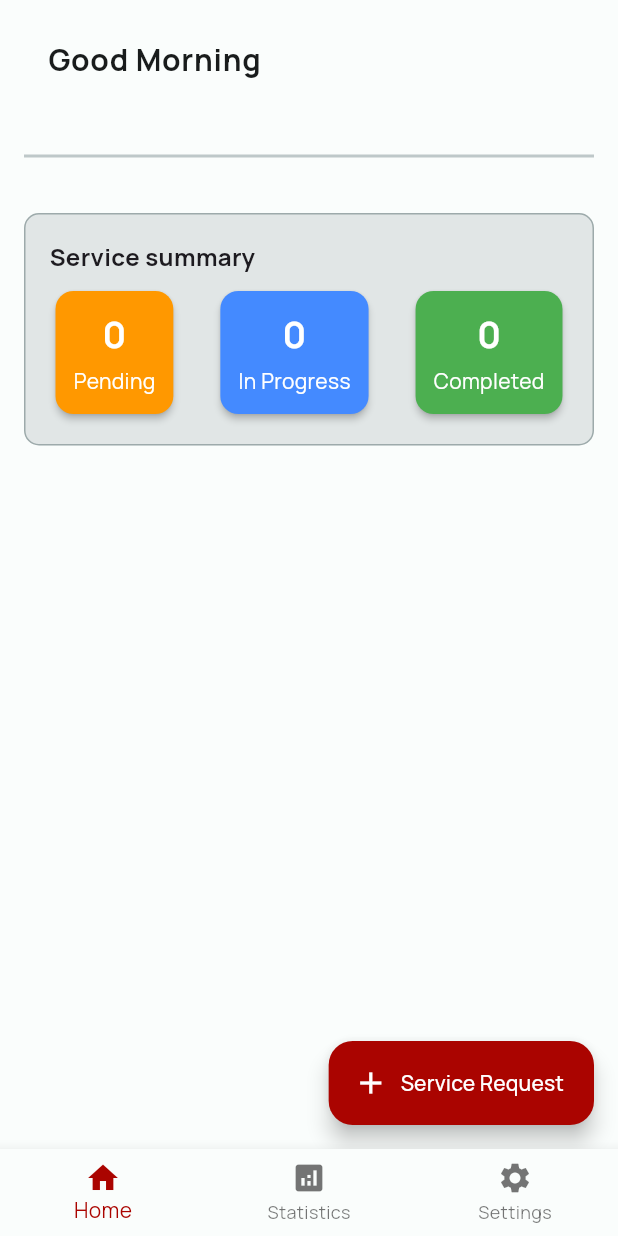
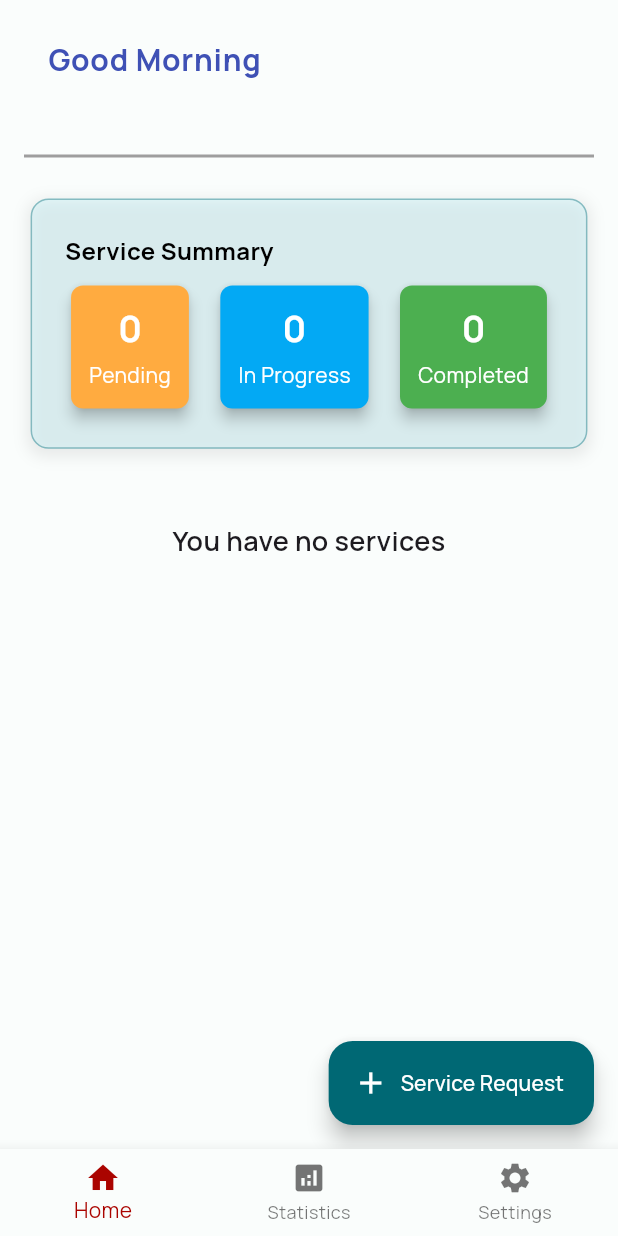
Before and after one commit to Jules369-ZM/field_master, a Flutter app: the screen it shows once a user with an empty profile is signed in, on a phone screen of 412 x 824 dp. Run offline on Flutter 3.47's test engine with Material 3 defaults, Android fonts, the phone set to English and light mode, and no system bars; our stand-ins replace bloc, cloud_firestore, dio, equatable, firebase_auth, firebase_core and 12 more; missing offline and left inert: firebase_app_check, googleapis, phoenix_socket, sqflite_migration; accounts and stored records are empty; generated files the repository leaves out were written again; statements that could not run were skipped.

Commit message:
update 2

```diff
--- a/lib/home/widgets/home_body.dart
+++ b/lib/home/widgets/home_body.dart
@@ -1,4 +1,4 @@
-import 'package:flutter/material.dart';
+import 'package:auth_repo/src/models/user.dart';
 import 'package:field_master/auth/bloc/auth_bloc.dart';
 import 'package:field_master/home/cubit/cubit.dart';
 import 'package:field_master/sevice_request/sevice_request.dart';
@@ -6,15 +6,10 @@ import 'package:field_master/sevice_request/view/sevice_request_history.dart';
 import 'package:field_master/utils/utils.dart';
 import 'package:field_master/widgets/app_container.dart';
 import 'package:field_master/widgets/widgets.dart';
+import 'package:flutter/material.dart';
 import 'package:net_source/net_source.dart';
 
-/// {@template home_body}
-/// Body of the HomePage.
-///
-/// Add what it does
-/// {@endtemplate}
 class HomeBody extends StatefulWidget {
-  /// {@macro home_body}
   const HomeBody({super.key});
 
   @override
@@ -25,34 +20,21 @@ class _HomeBodyState extends State<HomeBody> {
   @override
   void initState() {
     super.initState();
-    // context.read<HomeCubit>().getExpenses();
   }
 
-// Function to filter service requests based on createdAt and status
   Map<String, dynamic>? filterServiceRequests(
     List<Map<String, dynamic>> requests,
   ) {
-    // Get the current date and time
     final now = DateTime.now();
-
-    // Filter requests created today or later with status 'Pending'
     final filteredRequests = requests.where((request) {
-      // Parse createdAt to DateTime
       final createdAtStr = request['createdAt'] as String?;
       final createdAt =
           createdAtStr != null ? DateTime.tryParse(createdAtStr) : null;
-
-      // Check conditions: createdAt is today or later and status is 'Pending'
       return createdAt != null &&
-          createdAt.isAfter(
-            now.subtract(
-              const Duration(days: 1),
-            ),
-          ) && // this includes today and future requests
+          createdAt.isAfter(now.subtract(const Duration(days: 1))) &&
           request['status'] == 'Pending';
     }).toList();
 
-    // Return the first matching request or null if none found
     return filteredRequests.isNotEmpty
         ? filteredRequests.reduce((a, b) {
             final aAt = DateTime.tryParse(a['createdAt'] as String) ?? now;
@@ -78,9 +60,7 @@ class _HomeBodyState extends State<HomeBody> {
       serviceRequests = data['serviceRequest'] as List<Map<String, dynamic>>;
     }
     if (serviceRequests.isNotEmpty) {
-// Usage
       upcomingService = filterServiceRequests(serviceRequests);
-      // log(upcomingService.toString();
     }
     return Scaffold(
       floatingActionButton: FloatingActionButton.extended(
@@ -93,7 +73,7 @@ class _HomeBodyState extends State<HomeBody> {
           Navigator.push(context, SeviceRequestPage.route(null));
         },
         splashColor: Theme.of(context_).splashColor,
-        backgroundColor: Theme.of(context_).colorScheme.primary,
+        backgroundColor: Theme.of(context_).colorScheme.secondary,
       ),
       body: BlocBuilder<HomeCubit, HomeState>(
         builder: (context, state) {
@@ -105,35 +85,18 @@ class _HomeBodyState extends State<HomeBody> {
             child: Column(
               crossAxisAlignment: CrossAxisAlignment.start,
               children: [
-                ListTile(
-                  dense: true,
-                  title: Text(
-                    getGreeting(),
-                    style: const TextStyle(
-                      fontWeight: FontWeight.bold,
-                      fontSize: 20,
-                    ),
-                  ),
-                  subtitle: Text(
-                    user.displayName.isEmpty ? user.email : 'Uknown',
-                    style: const TextStyle(
-                      fontWeight: FontWeight.w600,
-                      fontSize: 24,
-                    ),
-                  ),
-                ),
-
-                const Divider(thickness: 2),
-
+                _header(user),
+                const Divider(thickness: 2, color: Colors.grey),
                 AppContainer(
                   child: Column(
                     crossAxisAlignment: CrossAxisAlignment.start,
                     children: [
                       const Text(
-                        'Service summary',
+                        'Service Summary',
                         style: TextStyle(
                           fontSize: 16,
                           fontWeight: FontWeight.bold,
+                          color: Colors.black,
                         ),
                       ),
                       const SizedBox(height: 8),
@@ -143,12 +106,12 @@ class _HomeBodyState extends State<HomeBody> {
                           _buildSummaryCard(
                             'Pending',
                             count['Pending'].toString(),
-                            Colors.orange,
+                            Colors.orangeAccent,
                           ),
                           _buildSummaryCard(
                             'In Progress',
                             count['InProgress'].toString(),
-                            Colors.blueAccent,
+                            Colors.lightBlue,
                           ),
                           _buildSummaryCard(
                             'Completed',
@@ -167,10 +130,11 @@ class _HomeBodyState extends State<HomeBody> {
                       crossAxisAlignment: CrossAxisAlignment.stretch,
                       children: [
                         const Text(
-                          'Next service location',
+                          'Next Service Location',
                           style: TextStyle(
                             fontSize: 16,
                             fontWeight: FontWeight.bold,
+                            color: Colors.black,
                           ),
                         ),
                         const SizedBox(height: 8),
@@ -181,19 +145,16 @@ class _HomeBodyState extends State<HomeBody> {
                             Icons.location_on,
                             color: Colors.blueAccent,
                           ),
-                          title: Text(upcomingService['clientName'] as String),
-                          subtitle: Column(
-                            children: [
-                              Row(
-                                children: [
-                                  // const Text('Address:'),
-                                  // const Spacer(),
-                                  Text(
-                                    upcomingService['address'] as String? ?? '',
-                                  ),
-                                ],
-                              ),
-                            ],
+                          title: Text(
+                            upcomingService['clientName'] as String,
+                            style: const TextStyle(
+                              fontWeight: FontWeight.bold,
+                              color: Colors.black,
+                            ),
+                          ),
+                          subtitle: Text(
+                            upcomingService['address'] as String? ?? '',
+                            style: const TextStyle(color: Colors.black),
                           ),
                           trailing: const Icon(Icons.arrow_forward_ios),
                           onTap: () {
@@ -207,12 +168,16 @@ class _HomeBodyState extends State<HomeBody> {
                     ),
                   ),
                 const SizedBox(height: 20),
-
-                // Service Request List
+                if (serviceRequests.isEmpty)
+                  const MessageScreen(
+                    message: 'You have no services',
+                    // textStyle: TextStyle(color: Colors.redAccent),
+                  ),
                 Expanded(
                   child: ListView.builder(
-                    itemCount:
-                        serviceRequests.length, // Dynamic service request count
+                    shrinkWrap: true,
+                    physics:  const NeverScrollableScrollPhysics(),
+                    itemCount: serviceRequests.length,
                     itemBuilder: (context, i) {
                       final req = serviceRequests[i];
                       return _buildServiceCard(context, i, req);
@@ -222,49 +187,31 @@ class _HomeBodyState extends State<HomeBody> {
               ],
             ),
           );
-          // final expenses = state.expenses;
-          // if (expenses.isEmpty) {
-          //   return const MessageScreen(message: 'You have no Expenses');
-          // }
-          // print(expenses);
-          // return Padding(
-          //   padding: const EdgeInsets.only(top: 24, left: 12, right: 12),
-          //   child: ListView.separated(
-          //     // key: UniqueKey(),
-          //     shrinkWrap: true,
-          //     itemCount: expenses.length,
-          //     separatorBuilder: (BuildContext context, int index) {
-          //       return const Divider(height: 8);
-          //     },
-          //     itemBuilder: (BuildContext context, int index) {
-          //       final exp = expenses[index];
-          //       final img = exp.image;
-          //       return Dismissible(
-          //         key: Key(exp.id.toString()),
-          //         onDismissed: (item) {
-          //           context.read<HomeCubit>().deleteExpense(exp.id.toString());
-          //         },
-          //         child: ListTile(
-          //           // dense: true,
-          //           contentPadding: EdgeInsets.zero,
-          //           leading: CircleAvatar(
-          //             backgroundImage:
-          //                 img.isEmpty ? null : MemoryImage(base64.decode(img)),
-          //             foregroundImage: img.isNotEmpty
-          //                 ? null
-          //                 : const AssetImage('assets/wallet.png'),
-          //           ),
-          //           title: Text(exp.category),
-          //           subtitle: Text(exp.date),
-          //           trailing: Text(formatMoney(double.parse(exp.amount))),
-          //         ),
-          //       );
-          //     },
-          //   ),
-          // );
         },
       ),
     );
+  }
+
+  ListTile _header(User user) {
+    return ListTile(
+                dense: true,
+                title: Text(
+                  getGreeting(),
+                  style: const TextStyle(
+                    fontWeight: FontWeight.bold,
+                    fontSize: 20,
+                    color: Colors.indigo,
+                  ),
+                ),
+                subtitle: Text(
+                  user.displayName.isEmpty ? user.email : 'Unknown',
+                  style: const TextStyle(
+                    fontWeight: FontWeight.w600,
+                    fontSize: 24,
+                    color: Colors.indigoAccent,
+                  ),
+                ),
+              );
   }
 
   Widget _buildSummaryCard(String title, String count, Color color) {
@@ -273,17 +220,17 @@ class _HomeBodyState extends State<HomeBody> {
       status = 'In Progress';
     } else if (title == 'Completed') {
       status = 'Complete';
-    } else {
-      status = 'Pending';
     }
-
     return GestureDetector(
       onTap: () {
         Navigator.push(context, SeviceRequestHistoryPage.route(status));
       },
       child: Card(
         color: color,
-        elevation: 2,
+        elevation: 4,
+        shape: RoundedRectangleBorder(
+          borderRadius: BorderRadius.circular(8),
+        ),
         child: Padding(
           padding: const EdgeInsets.all(12),
           child: Column(
@@ -314,38 +261,40 @@ class _HomeBodyState extends State<HomeBody> {
     JsonMap serviceRequest,
   ) {
     return Dismissible(
-      key: Key(
-        serviceRequest['uuid'].toString(),
-      ), // Ensure each item has a unique key
-      direction: DismissDirection.endToStart, // Swipe from right to left
+      key: Key(serviceRequest['uuid'].toString()),
+      direction: DismissDirection.endToStart,
       background: Container(
-        color: Colors.red, // Red background indicating delete
+        color: Colors.redAccent,
         alignment: Alignment.centerRight,
         padding: const EdgeInsets.symmetric(horizontal: 20),
-        child: const Icon(
-          Icons.delete,
-          color: Colors.white,
-        ),
+        child: const Icon(Icons.delete, color: Colors.white),
       ),
       onDismissed: (direction) {
-        // Perform the deletion
         context
             .read<HomeCubit>()
             .deleteServiceRequest(serviceRequest['uuid'] as String, context);
 
-        // Optionally show a snackbar after deletion
         ScaffoldMessenger.of(context).showSnackBar(
           SnackBar(content: Text('${serviceRequest['clientName']} deleted')),
         );
       },
       child: Card(
-        elevation: 2,
+        elevation: 3,
         margin: const EdgeInsets.symmetric(vertical: 10),
+        shape: RoundedRectangleBorder(
+          borderRadius: BorderRadius.circular(8),
+        ),
         child: ListTile(
           contentPadding: const EdgeInsets.all(8),
           dense: true,
           leading: const Icon(Icons.build, color: Colors.blueAccent),
-          title: Text(serviceRequest['clientName'] as String),
+          title: Text(
+            serviceRequest['clientName'] as String,
+            style: const TextStyle(
+              fontWeight: FontWeight.bold,
+              color: Colors.black,
+            ),
+          ),
           subtitle: Column(
             crossAxisAlignment: CrossAxisAlignment.start,
             children: [
--- a/lib/sevice_request/widgets/sevice_request_body.dart
+++ b/lib/sevice_request/widgets/sevice_request_body.dart
@@ -129,7 +129,6 @@ class _SeviceRequestBodyState extends State<SeviceRequestBody> {
     final dt = DateTime(now.year, now.month, now.day, time.hour, time.minute);
     return DateFormat.jm().format(dt);
   }
-
 
   Future<void> _selectLocation(LatLng selectedLocation) async {
     log('lat ${selectedLocation.latitude}');
@@ -318,9 +317,9 @@ class _SeviceRequestBodyState extends State<SeviceRequestBody> {
                             )
                           else
                             const SizedBox.shrink(),
-                          const SizedBox(width: 16),
+                          const SizedBox(width: 12),
                           SizedBox(
-                            width: getProportionateScreenHeight(200),
+                            width: getProportionateScreenHeight(180),
                             child: ElevatedButton.icon(
                               icon: const Icon(Icons.camera_alt),
                               label: const Text('Capture Image'),
@@ -351,6 +350,7 @@ class _SeviceRequestBodyState extends State<SeviceRequestBody> {
                       validator: (value) =>
                           value == null ? 'Please select status' : null,
                     ),
+                    const SizedBox(height: 16),
                     DropdownButtonFormField<String>(
                       decoration: const InputDecoration(
                         labelText: 'Select Category',
--- a/lib/stats/widgets/analytics.dart
+++ b/lib/stats/widgets/analytics.dart
@@ -1,11 +1,11 @@
 // ignore_for_file: prefer_int_literals
 
 import 'package:cloud_firestore/cloud_firestore.dart';
+import 'package:field_master/auth/bloc/auth_bloc.dart';
+import 'package:field_master/utils/cubit/firebase_cubit.dart';
 import 'package:fl_chart/fl_chart.dart';
 import 'package:flutter/material.dart';
 import 'package:flutter_bloc/flutter_bloc.dart';
-import 'package:field_master/auth/bloc/auth_bloc.dart';
-import 'package:field_master/utils/cubit/firebase_cubit.dart';
 
 class AnalyticsService {
   final FirebaseFirestore _firestore = FirebaseFirestore.instance;
@@ -70,7 +70,7 @@ class AnalyticsData {
       id: data['id'] as int? ?? 0,
       status: data['status'] as String? ?? '',
       requestDate:
-          DateTime.tryParse((data['date'] as String)) ?? DateTime.now(),
+          DateTime.tryParse(data['date'] as String) ?? DateTime.now(),
       responseTime: 2.5,
     );
   }
--- a/lib/widgets/app_container.dart
+++ b/lib/widgets/app_container.dart
@@ -1,9 +1,11 @@
+import 'package:field_master/utils/size_config.dart';
 import 'package:flutter/material.dart';
 
 class AppContainer extends StatelessWidget {
   const AppContainer({required this.child, super.key, this.type = 0});
   final Widget child;
   final int type;
+
   @override
   Widget build(BuildContext context) {
     if (type == 0) {
@@ -18,18 +20,26 @@ class AppContainer extends StatelessWidget {
 
   Container _typeZero(BuildContext context) {
     return Container(
-      margin: const EdgeInsets.only(top: 30),
-      padding: const EdgeInsets.all(16),
+      margin: EdgeInsets.symmetric(
+        vertical: getProportionateScreenHeight(20),
+        horizontal: getProportionateScreenWidth(4),
+      ),
+      padding: EdgeInsets.all(getProportionateScreenWidth(20)),
       decoration: BoxDecoration(
         color:
-            Theme.of(context).colorScheme.onSecondaryContainer.withOpacity(.1),
+            Theme.of(context).colorScheme.secondaryContainer.withOpacity(0.2),
         border: Border.all(
-          color: Theme.of(context)
-              .colorScheme
-              .onSecondaryContainer
-              .withOpacity(.3),
+          color: Theme.of(context).colorScheme.secondary.withOpacity(0.4),
         ),
-        borderRadius: BorderRadius.circular(10),
+        boxShadow: [
+          BoxShadow(
+            color: Colors.grey.withOpacity(0.2),
+            spreadRadius: 2,
+            blurRadius: 8,
+            offset: const Offset(0, 3),
+          ),
+        ],
+        borderRadius: BorderRadius.circular(12),
       ),
       child: child,
     );
@@ -37,15 +47,32 @@ class AppContainer extends StatelessWidget {
 
   Container _typeOne(BuildContext context) {
     return Container(
-      margin: const EdgeInsets.only(top: 30),
-      padding: const EdgeInsets.all(16),
+      margin: EdgeInsets.symmetric(
+        vertical: getProportionateScreenHeight(20),
+        horizontal: getProportionateScreenWidth(4),
+      ),
+      padding: const EdgeInsets.all(20),
       decoration: BoxDecoration(
-        color: Theme.of(context).colorScheme.onPrimaryContainer.withOpacity(.1),
+        gradient: LinearGradient(
+          colors: [
+            Theme.of(context).colorScheme.primary.withOpacity(0.3),
+            Theme.of(context).colorScheme.secondary.withOpacity(0.3),
+          ],
+          begin: Alignment.topLeft,
+          end: Alignment.bottomRight,
+        ),
         border: Border.all(
-          color:
-              Theme.of(context).colorScheme.onPrimaryContainer.withOpacity(.3),
+          color: Theme.of(context).colorScheme.primary.withOpacity(0.5),
         ),
-        borderRadius: BorderRadius.circular(10),
+        boxShadow: [
+          BoxShadow(
+            color: Colors.blueAccent.withOpacity(0.1),
+            spreadRadius: 2,
+            blurRadius: 6,
+            offset: const Offset(0, 2),
+          ),
+        ],
+        borderRadius: BorderRadius.circular(16),
       ),
       child: child,
     );
```
